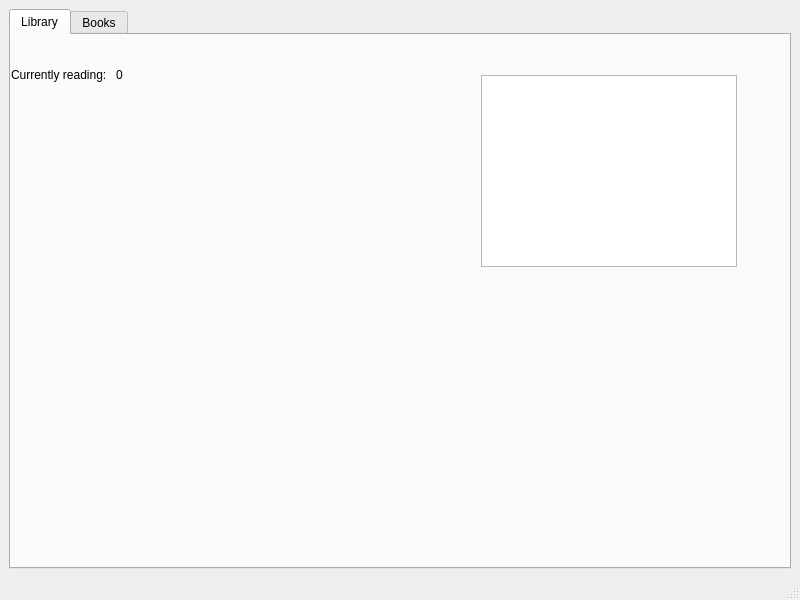
First picture: the form in mainwindow.ui, repository antitoxic316/library-manager, before the edit.
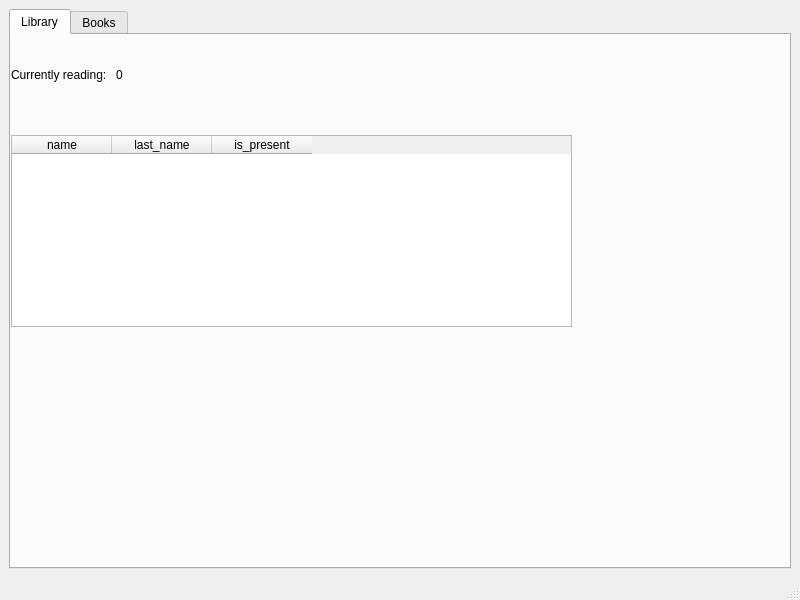
Second picture: the form after the edit. The open tabs and pages were chosen to show the change.

```diff
--- a/mainwindow.ui
+++ b/mainwindow.ui
@@ -56,12 +56,27 @@
        <widget class="QTableWidget" name="tableWidget_2">
         <property name="geometry">
          <rect>
-          <x>470</x>
-          <y>40</y>
-          <width>256</width>
+          <x>0</x>
+          <y>100</y>
+          <width>561</width>
           <height>192</height>
          </rect>
         </property>
+        <column>
+         <property name="text">
+          <string>name</string>
+         </property>
+        </column>
+        <column>
+         <property name="text">
+          <string>last_name</string>
+         </property>
+        </column>
+        <column>
+         <property name="text">
+          <string>is_present</string>
+         </property>
+        </column>
        </widget>
       </widget>
       <widget class="QWidget" name="booksTab">
```
Left out of the diff: 19 changed lines with no effect on the pictures.
